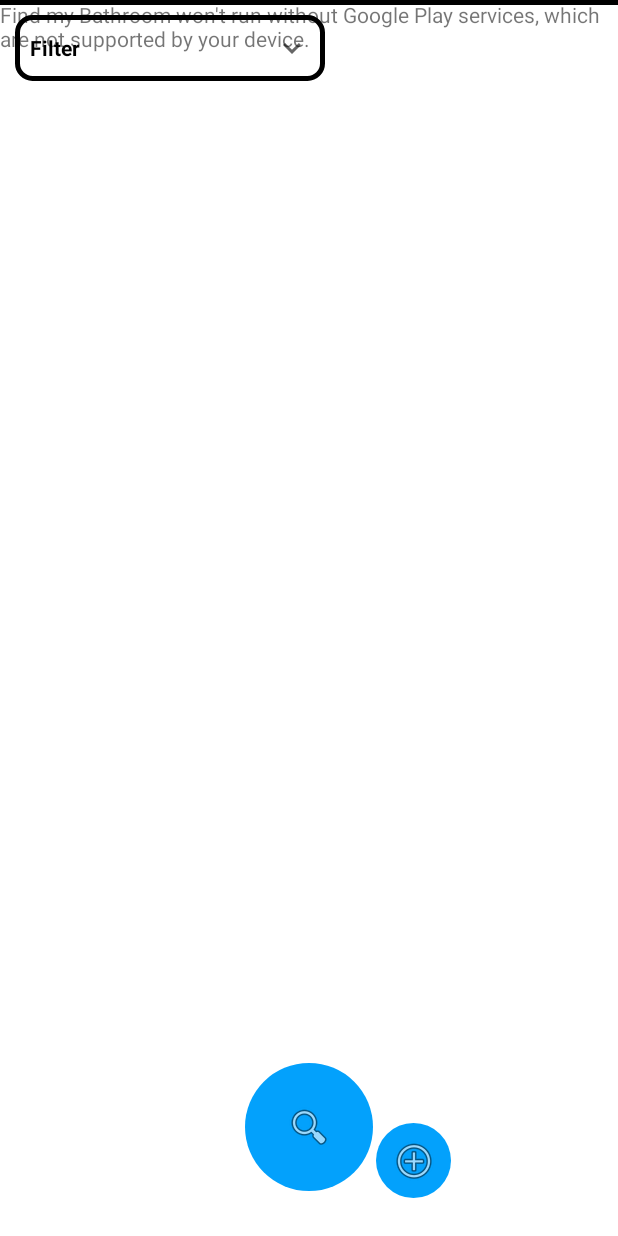
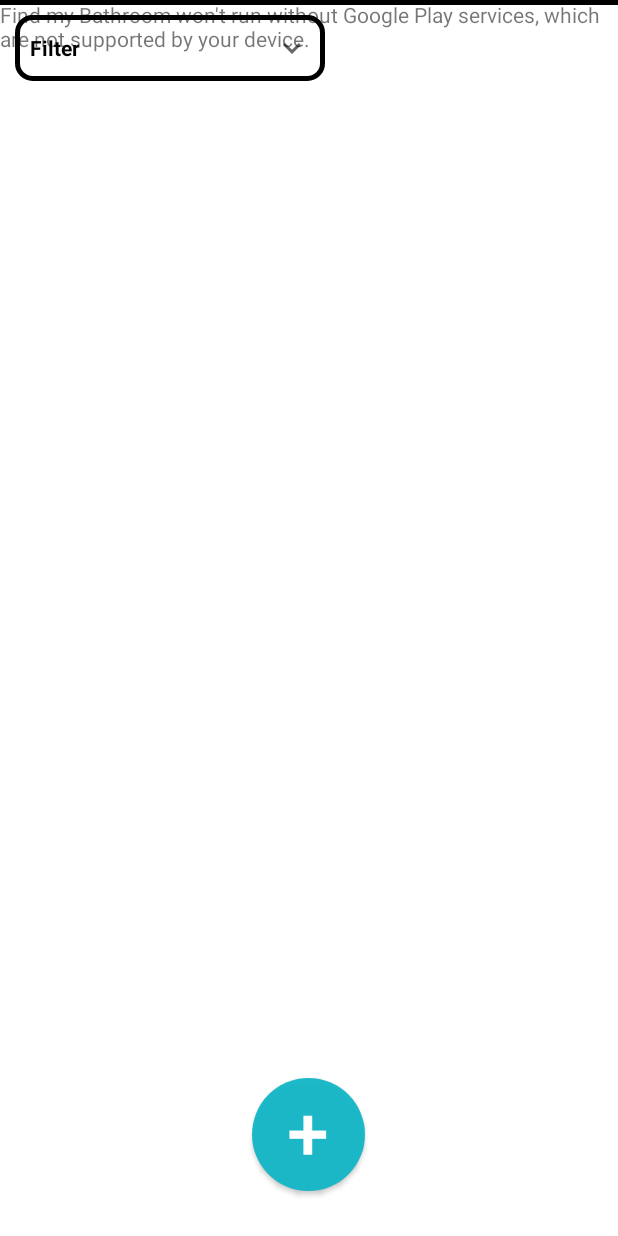
Before and after one commit to emilyvera/find-my-bathroom, an Android app: the screen it shows after launch (HomeScreenActivity), on a phone screen of 412 x 824 dp. Run offline under Robolectric (Android 15) with nearby library versions, the phone set to English and light mode, and no system bars.

Commit message:
Improve home screen buttons

```diff
--- a/app/src/main/java/edu/illinois/cs465/findmybathroom/HomeScreenActivity.java
+++ b/app/src/main/java/edu/illinois/cs465/findmybathroom/HomeScreenActivity.java
@@ -48,7 +48,7 @@ public class HomeScreenActivity extends FragmentActivity implements OnMapReadyCa
     private ActivityHomeScreenBinding binding;
     private FusedLocationProviderClient fusedLocationClient;
 
-    private ImageButton btnAddBathroom;
+    private Button btnAddBathroom;
     ArrayList<Marker> AllMarkers = new ArrayList<Marker>();
     DatabaseHelper bathroomDb;
     boolean MapReady = false;
@@ -136,9 +136,9 @@ public class HomeScreenActivity extends FragmentActivity implements OnMapReadyCa
                     i.putExtra("id", bathroomId);
                     startActivity(i);
                     break;
-                case R.id.searchButton:
-                    expandFilter();
-                    break;
+//                case R.id.searchButton:
+//                    expandFilter();
+//                    break;
             }
         }
     };
@@ -215,7 +215,7 @@ public class HomeScreenActivity extends FragmentActivity implements OnMapReadyCa
 
         bathroomDb = new DatabaseHelper(this);
 
-        btnAddBathroom = (ImageButton) findViewById(R.id.addButton);
+        btnAddBathroom = (Button) findViewById(R.id.addButton);
         btnAddBathroom.setOnClickListener(handler);
 
         bathroomText = (TextView) findViewById(R.id.bathroom_name_text);
@@ -225,7 +225,7 @@ public class HomeScreenActivity extends FragmentActivity implements OnMapReadyCa
         reviewButton = (Button) findViewById(R.id.reviewButton);
         reviewButton.setOnClickListener(handler);
 
-        findViewById(R.id.searchButton).setOnClickListener(handler);
+//        findViewById(R.id.searchButton).setOnClickListener(handler);
 
         ratingBar = (RatingBar) findViewById(R.id.ratingBar);
     }
--- /dev/null
+++ b/app/src/main/res/drawable/add_button.xml
@@ -0,0 +1,9 @@
+<?xml version="1.0" encoding="utf-8"?>
+<shape xmlns:android="http://schemas.android.com/apk/res/android"
+    android:shape="rectangle">
+    <solid android:color="#ee0fb6c7" />
+    <corners android:bottomRightRadius="50dp"
+        android:bottomLeftRadius="50dp"
+        android:topRightRadius="50dp"
+        android:topLeftRadius="50dp"/>
+</shape>
--- a/app/src/main/res/layout/activity_home_screen.xml
+++ b/app/src/main/res/layout/activity_home_screen.xml
@@ -263,24 +263,37 @@
         android:layout_height="match_parent"
         tools:context=".HomeScreenActivity" >
 
-        <ImageButton
-            android:id="@+id/searchButton"
-            android:layout_width="85dp"
-            android:layout_height="85dp"
+        <Button
+            android:id="@+id/addButton"
+            android:layout_width="75dp"
+            android:layout_height="75dp"
             android:layout_gravity="center_horizontal|bottom"
-            android:background="@drawable/roundcorner"
+            android:background="@drawable/add_button"
             android:layout_marginBottom="30dp"
-            android:src="@android:drawable/ic_menu_search" />
+            android:text="+"
+            android:textAllCaps="false"
+            android:textColor="@color/white"
+            android:textSize="50dp"
+            android:paddingBottom="5dp" />
 
-        <ImageButton
-            android:id="@+id/addButton"
-            android:layout_width="50dp"
-            android:layout_height="50dp"
-            android:layout_gravity="center_horizontal|bottom"
-            android:background="@drawable/roundcorner"
-            android:layout_marginBottom="25dp"
-            android:layout_marginLeft="70dp"
-            android:src="@android:drawable/ic_menu_add" />
+<!--        <ImageButton-->
+<!--            android:id="@+id/searchButton"-->
+<!--            android:layout_width="85dp"-->
+<!--            android:layout_height="85dp"-->
+<!--            android:layout_gravity="center_horizontal|bottom"-->
+<!--            android:background="@drawable/roundcorner"-->
+<!--            android:layout_marginBottom="30dp"-->
+<!--            android:src="@android:drawable/ic_menu_search" />-->
+
+<!--        <ImageButton-->
+<!--            android:id="@+id/addButton"-->
+<!--            android:layout_width="50dp"-->
+<!--            android:layout_height="50dp"-->
+<!--            android:layout_gravity="center_horizontal|bottom"-->
+<!--            android:background="@drawable/roundcorner"-->
+<!--            android:layout_marginBottom="25dp"-->
+<!--            android:layout_marginLeft="70dp"-->
+<!--            android:src="@android:drawable/ic_menu_add" />-->
     </fragment>
 
     <LinearLayout
```
Also changed, not shown: app/src/main/res/drawable/search_icon.png (deleted).
